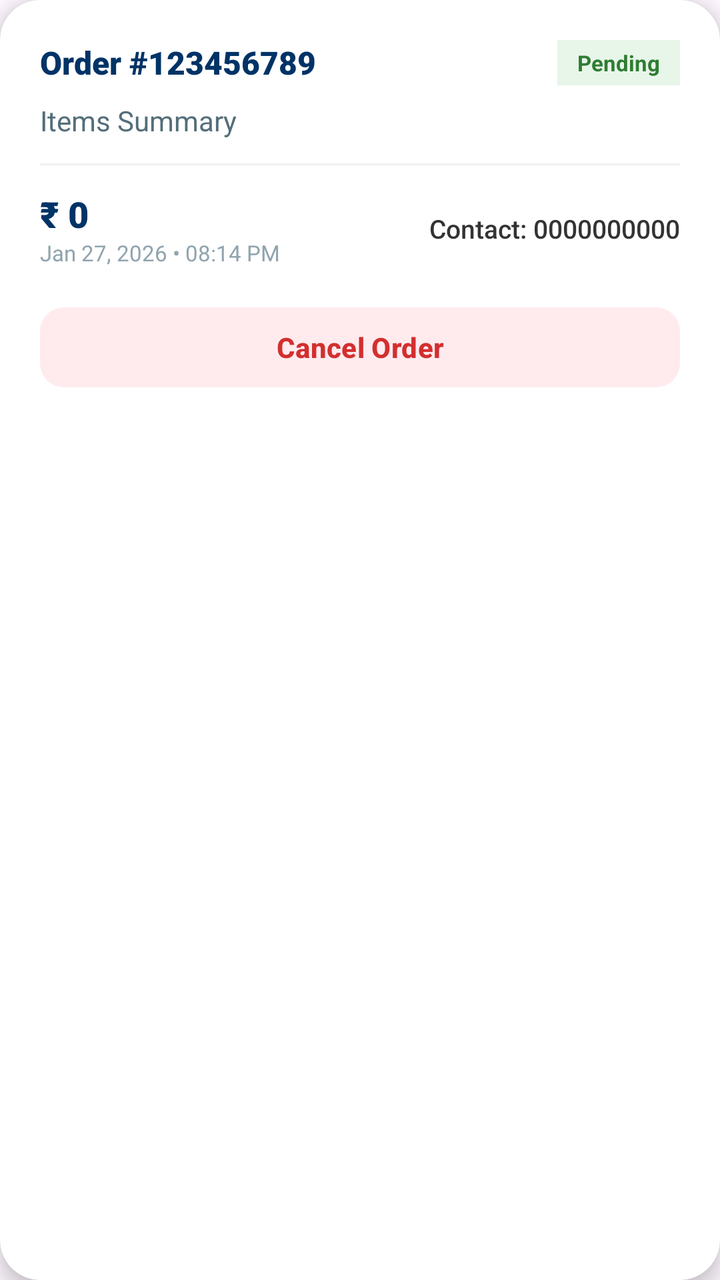
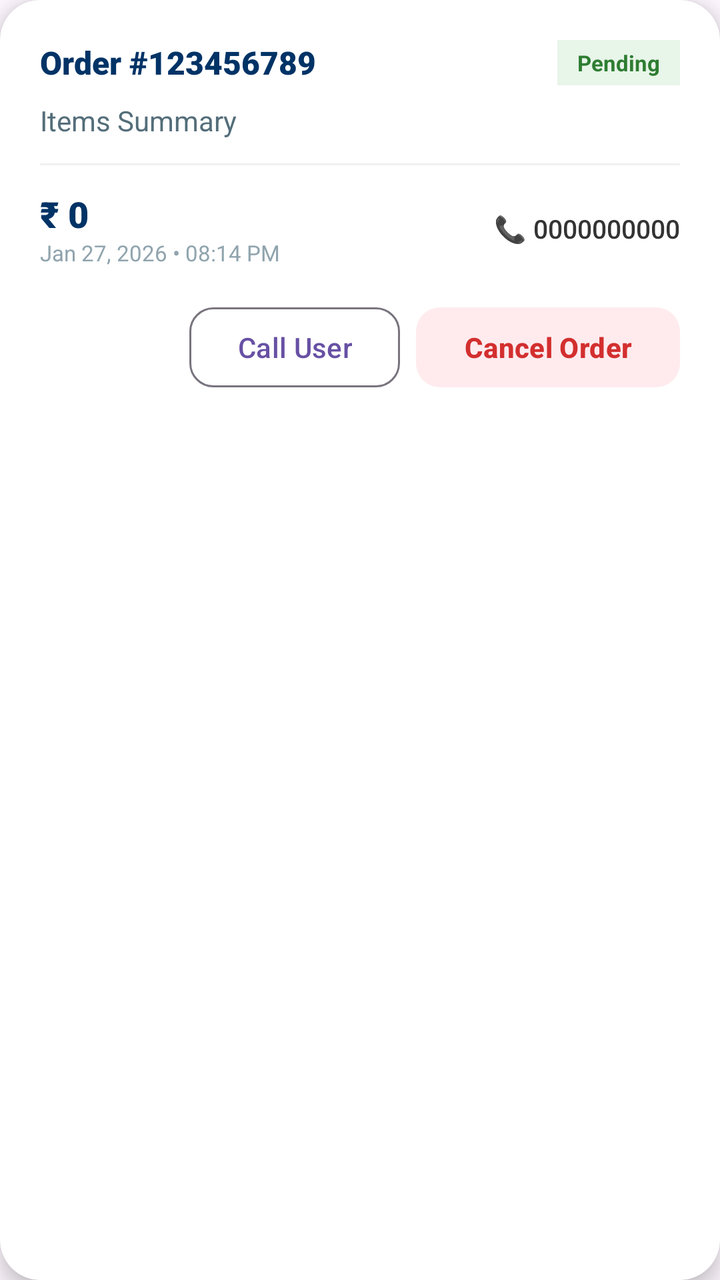

The first picture is an Android layout as it rendered before a commit; the second is the same layout after the commit. The layout source and the unified diff follow.
<!-- AndroidManifest.xml: application theme Theme.UniCanteen -->
<!-- res/layout/item_order_history.xml -->
<?xml version="1.0" encoding="utf-8"?>
<com.google.android.material.card.MaterialCardView xmlns:android="http://schemas.android.com/apk/res/android"
    xmlns:app="http://schemas.android.com/apk/res-auto"
    android:layout_width="match_parent"
    android:layout_height="wrap_content"
    android:layout_marginHorizontal="16dp"
    android:layout_marginVertical="8dp"
    app:cardCornerRadius="20dp"
    app:cardElevation="6dp"
    app:strokeWidth="0dp"
    app:cardBackgroundColor="#FFFFFF">

    <LinearLayout
        android:layout_width="match_parent"
        android:layout_height="wrap_content"
        android:orientation="vertical"
        android:padding="20dp">

        <LinearLayout
            android:layout_width="match_parent"
            android:layout_height="wrap_content"
            android:gravity="center_vertical"
            android:orientation="horizontal">

            <TextView
                android:id="@+id/txtOrderId"
                android:layout_width="0dp"
                android:layout_height="wrap_content"
                android:layout_weight="1"
                android:fontFamily="sans-serif-black"
                android:textColor="#003366"
                android:textSize="16sp"
                android:maxLines="1"
                android:ellipsize="end"
                android:text="Order #123456789" />

            <TextView
                android:id="@+id/txtOrderStatus"
                android:layout_width="wrap_content"
                android:layout_height="wrap_content"
                android:layout_marginStart="8dp"
                android:background="#E8F5E9"
                android:paddingHorizontal="10dp"
                android:paddingVertical="4dp"
                android:text="Pending"
                android:textColor="#2E7D32"
                android:textSize="11sp"
                android:textStyle="bold" />
        </LinearLayout>

        <TextView
            android:id="@+id/txtOrderItems"
            android:layout_width="match_parent"
            android:layout_height="wrap_content"
            android:layout_marginTop="8dp"
            android:textColor="#546E7A"
            android:textSize="14sp"
            android:text="Items Summary" />

        <View
            android:layout_width="match_parent"
            android:layout_height="1dp"
            android:layout_marginVertical="12dp"
            android:background="#F0F0F0" />

        <LinearLayout
            android:layout_width="match_parent"
            android:layout_height="wrap_content"
            android:gravity="center_vertical"
            android:orientation="horizontal">

            <LinearLayout
                android:layout_width="0dp"
                android:layout_height="wrap_content"
                android:layout_weight="1"
                android:orientation="vertical">

                <TextView
                    android:id="@+id/txtOrderTotal"
                    android:layout_width="wrap_content"
                    android:layout_height="wrap_content"
                    android:textColor="#003366"
                    android:textSize="18sp"
                    android:fontFamily="sans-serif-black"
                    android:text="₹ 0" />

                <TextView
                    android:id="@+id/txtOrderDateTime"
                    android:layout_width="wrap_content"
                    android:layout_height="wrap_content"
                    android:textColor="#90A4AE"
                    android:textSize="11sp"
                    android:text="Jan 27, 2026 • 08:14 PM" />
            </LinearLayout>

            <TextView
                android:id="@+id/txtContact"
                android:layout_width="wrap_content"
                android:layout_height="wrap_content"
                android:textColor="#333333"
                android:textSize="13sp"
                android:fontFamily="sans-serif-medium"
                android:text="Contact: 0000000000" />
        </LinearLayout>

        <com.google.android.material.button.MaterialButton
            android:id="@+id/btnCancelOrder"
            style="@style/Widget.Material3.Button.TonalButton"
            android:layout_width="match_parent"
            android:layout_height="wrap_content"
            android:layout_marginTop="16dp"
            android:text="Cancel Order"
            android:textAllCaps="false"
            android:textStyle="bold"
            app:backgroundTint="#FFEBEE"
            android:textColor="#D32F2F"
            app:cornerRadius="12dp" />

    </LinearLayout>
</com.google.android.material.card.MaterialCardView>
<!-- resources referenced by this layout -->
<resources>
  <style name="Theme.UniCanteen" parent="Base.Theme.UniCanteen" />
  <style name="Base.Theme.UniCanteen" parent="Theme.Material3.DayNight.NoActionBar">
          
          
      </style>
</resources>

<!-- the commit's change to res/layout/item_order_history.xml (unified diff, before → after) -->
@@ -16,6 +16,7 @@
         android:orientation="vertical"
         android:padding="20dp">
 
+        
         <LinearLayout
             android:layout_width="match_parent"
             android:layout_height="wrap_content"
@@ -48,6 +49,7 @@
                 android:textStyle="bold" />
         </LinearLayout>
 
+        
         <TextView
             android:id="@+id/txtOrderItems"
             android:layout_width="match_parent"
@@ -63,6 +65,7 @@
             android:layout_marginVertical="12dp"
             android:background="#F0F0F0" />
 
+        
         <LinearLayout
             android:layout_width="match_parent"
             android:layout_height="wrap_content"
@@ -100,21 +103,39 @@
                 android:textColor="#333333"
                 android:textSize="13sp"
                 android:fontFamily="sans-serif-medium"
-                android:text="Contact: 0000000000" />
+                android:text="📞 0000000000" />
         </LinearLayout>
 
-        <com.google.android.material.button.MaterialButton
-            android:id="@+id/btnCancelOrder"
-            style="@style/Widget.Material3.Button.TonalButton"
+        
+        <LinearLayout
             android:layout_width="match_parent"
             android:layout_height="wrap_content"
+            android:orientation="horizontal"
             android:layout_marginTop="16dp"
-            android:text="Cancel Order"
-            android:textAllCaps="false"
-            android:textStyle="bold"
-            app:backgroundTint="#FFEBEE"
-            android:textColor="#D32F2F"
-            app:cornerRadius="12dp" />
+            android:gravity="end">
+
+            <com.google.android.material.button.MaterialButton
+                android:id="@+id/btnCallUser"
+                style="@style/Widget.Material3.Button.OutlinedButton"
+                android:layout_width="wrap_content"
+                android:layout_height="wrap_content"
+                android:text="Call User"
+                android:textAllCaps="false"
+                app:cornerRadius="12dp" />
+
+            <com.google.android.material.button.MaterialButton
+                android:id="@+id/btnCancelOrder"
+                style="@style/Widget.Material3.Button.TonalButton"
+                android:layout_width="wrap_content"
+                android:layout_height="wrap_content"
+                android:layout_marginStart="8dp"
+                android:text="Cancel Order"
+                android:textAllCaps="false"
+                android:textStyle="bold"
+                app:backgroundTint="#FFEBEE"
+                android:textColor="#D32F2F"
+                app:cornerRadius="12dp" />
+        </LinearLayout>
 
     </LinearLayout>
 </com.google.android.material.card.MaterialCardView>
